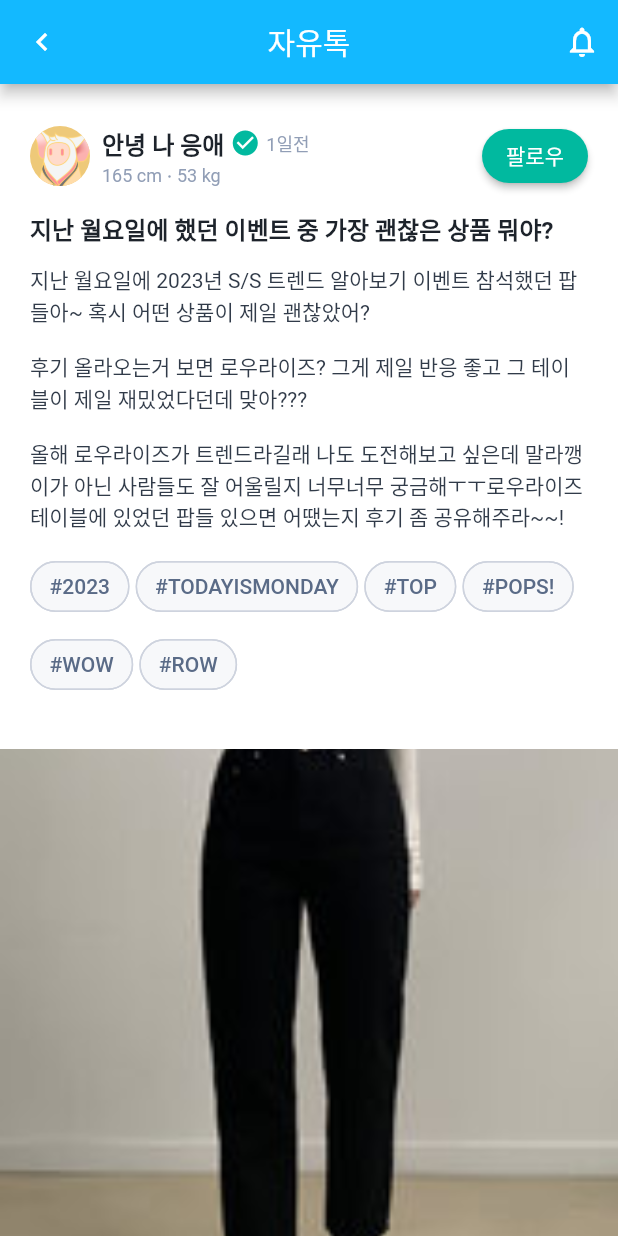
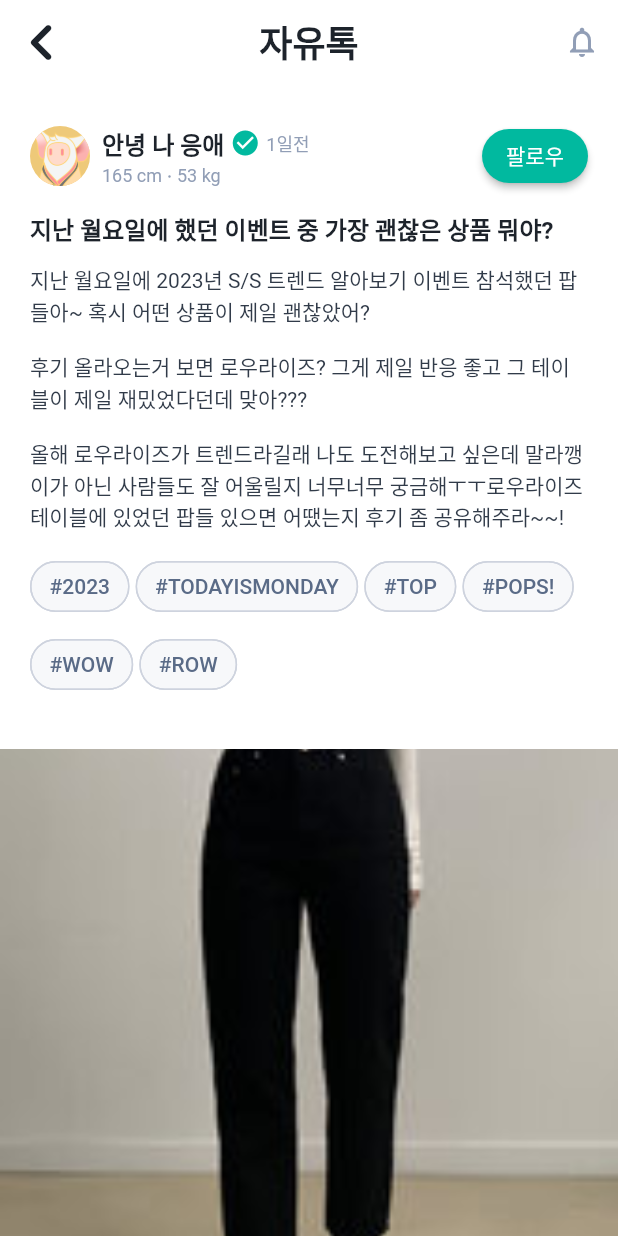
Before and after one commit to rajarshi-ch/responsive_ui_demo, a Flutter app: the screen it shows after launch, on a phone screen of 412 x 824 dp. Run offline on Flutter 3.47's test engine with Material 2 defaults, Android fonts, the light colour scheme and no system bars; our stand-ins replace bloc, flutter_bloc; generated files the repository leaves out were written again.

Commit message:
Final Touches

```diff
--- a/lib/demo_ui/view/components/custom_back_button.dart
+++ b/lib/demo_ui/view/components/custom_back_button.dart
@@ -1,16 +1,22 @@
 import 'package:flutter/material.dart';
+import 'package:responsive_ui_demo/core/constants/constant_colors.dart';
 
 class CustomBackButton extends StatelessWidget {
   const CustomBackButton({super.key, this.onTap});
   final VoidCallback? onTap;
   @override
   Widget build(BuildContext context) {
-    return IconButton(
-        onPressed: onTap ??
+    return InkWell(
+        onTap: onTap ??
             () {
               //In case of a real app, we would pop here
               //Navigator.of(context).pop();
             },
-        icon: const Icon(Icons.chevron_left));
+        child: const Icon(
+          Icons.chevron_left_rounded,
+          size: 50,
+          color: kPrimaryBlack,
+          weight: 1,
+        ));
   }
 }
--- a/lib/demo_ui/view/components/notification_button.dart
+++ b/lib/demo_ui/view/components/notification_button.dart
@@ -1,4 +1,5 @@
 import 'package:flutter/material.dart';
+import 'package:responsive_ui_demo/core/constants/constant_colors.dart';
 
 class NotificationButton extends StatelessWidget {
   const NotificationButton({super.key});
@@ -12,7 +13,10 @@ class NotificationButton extends StatelessWidget {
         //In case of a real app, we would open the notifications page here
         //Navigator.of(context).push( NotificationsPage.route );
       },
-      icon: const Icon(Icons.notifications_outlined),
+      icon: const Icon(
+        Icons.notifications_outlined,
+        color: kLightGray,
+      ),
     );
   }
 }
--- a/lib/demo_ui/view/demo_ui_page.dart
+++ b/lib/demo_ui/view/demo_ui_page.dart
@@ -27,10 +27,15 @@ class _DemoPageState extends State<DemoPage> {
   Widget build(BuildContext context) {
     return Scaffold(
       appBar: AppBar(
-        title: const Text('자유톡'),
+        title: Text(
+          '자유톡',
+          style: kHeadingStyle.copyWith(fontSize: 24),
+        ),
         leading: const CustomBackButton(),
         actions: const [NotificationButton()],
         centerTitle: true,
+        elevation: 0,
+        backgroundColor: Colors.transparent,
       ),
       backgroundColor: Colors.white,
       body: SingleChildScrollView(
```
Also changed, not shown: 1 other file.
